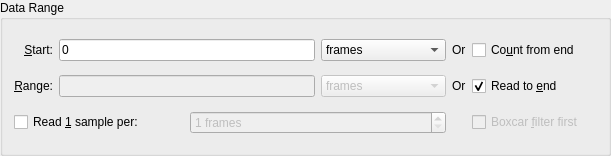
The window that src/widgets/datarange.ui (Kst-plot/kst) describes before a commit, drawn with Qt 5.
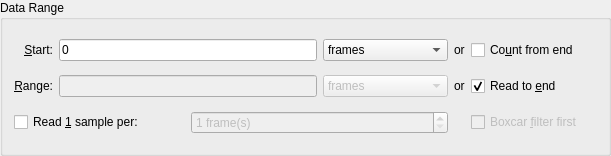
The same window after the commit.

Patch:
```diff
--- a/src/widgets/datarange.ui
+++ b/src/widgets/datarange.ui
@@ -93,8 +93,8 @@
           <verstretch>0</verstretch>
          </sizepolicy>
         </property>
-        <property name="text" >
-         <string>Or</string>
+        <property name="text">
+         <string>or</string>
         </property>
         <property name="wordWrap" >
          <bool>false</bool>
@@ -109,8 +109,8 @@
           <verstretch>0</verstretch>
          </sizepolicy>
         </property>
-        <property name="text" >
-         <string>Or</string>
+        <property name="text">
+         <string>or</string>
         </property>
         <property name="wordWrap" >
          <bool>false</bool>
@@ -135,8 +135,8 @@
         <property name="whatsThis" >
          <string>Number of frame to skip, if "Skip Frames" is selected.</string>
         </property>
-        <property name="suffix" >
-         <string> frames</string>
+        <property name="suffix">
+         <string> frame(s)</string>
         </property>
         <property name="minimum" >
          <number>1</number>
@@ -245,7 +245,7 @@
    </item>
   </layout>
  </widget>
- <layoutdefault spacing="6" margin="11" />
+ <layoutdefault spacing="6" margin="11"/>
  <tabstops>
   <tabstop>_start</tabstop>
   <tabstop>_startUnits</tabstop>
```
Left out of the diff: 177 changed lines with no effect on the pictures.
